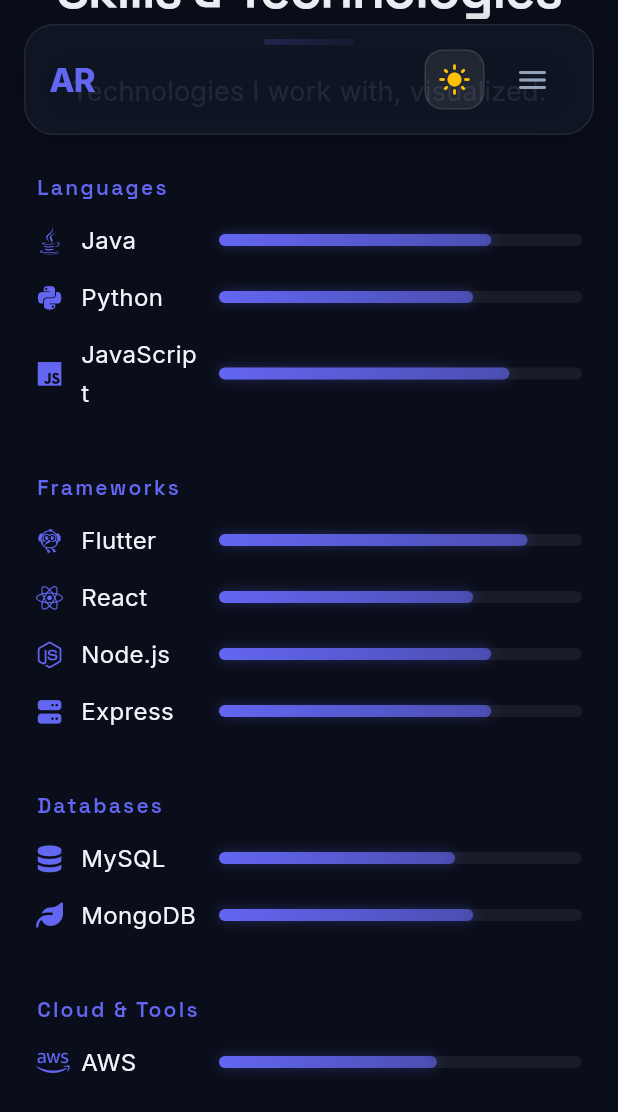
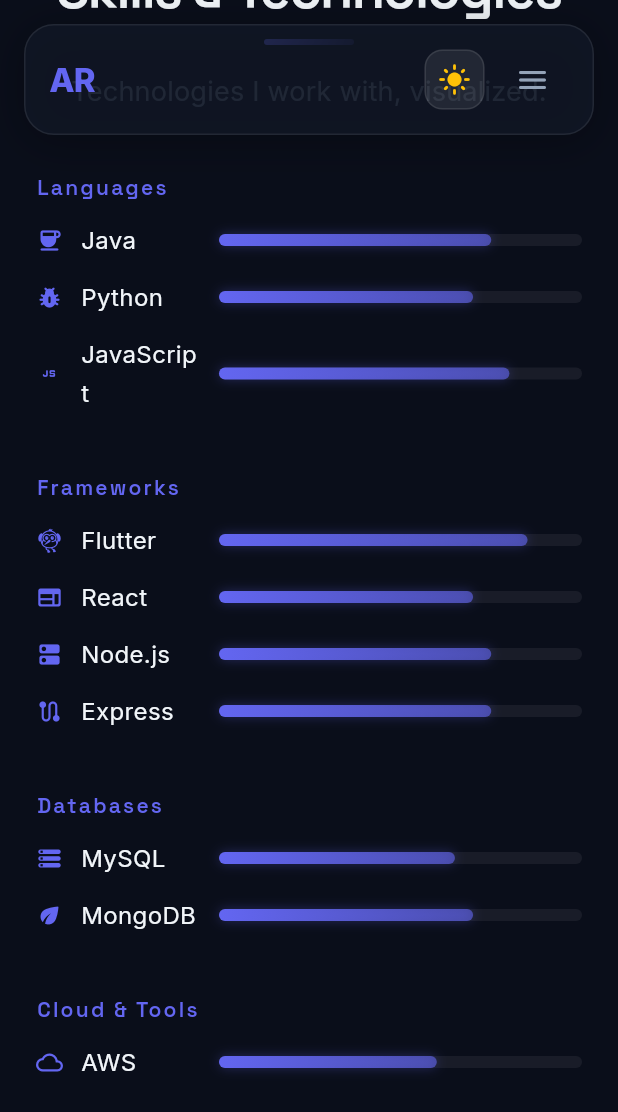
Before and after one commit to Ashwin-R05/Portfolio, a Flutter app: the screen it shows after launch, scrolled down 2304 dp, on a phone screen of 412 x 824 dp. Shown: the top 1112 px of the screen. Run offline on Flutter 3.47's test engine with Material 3 defaults, Android fonts, the phone set to English and light mode, and no system bars; drawn by our look-alikes of flutter_animate; our stand-ins replace go_router, google_fonts, visibility_detector.

```diff
--- a/lib/data/profile_data.dart
+++ b/lib/data/profile_data.dart
@@ -4,7 +4,6 @@
 /// defined here as constants. To update your portfolio content, edit
 /// only this file — no widget code changes needed.
 import 'package:flutter/material.dart';
-import 'package:font_awesome_flutter/font_awesome_flutter.dart';
 import '../models/project.dart';
 import '../models/skill.dart';
 import '../models/social_link.dart';
@@ -51,23 +50,25 @@
   ];
 
   // ── Skills ─────────────────────────────────────────────────────────
+  // Using Material Icons to avoid font_awesome_flutter compatibility
+  // issues with newer Flutter versions where IconData is final.
   static const List<Skill> skills = [
     // Languages (inner ring)
     Skill(
       name: 'Java',
-      icon: FontAwesomeIcons.java,
+      icon: Icons.coffee_rounded,
       category: SkillCategory.language,
       proficiency: 0.75,
     ),
     Skill(
       name: 'Python',
-      icon: FontAwesomeIcons.python,
+      icon: Icons.pest_control_rounded,
       category: SkillCategory.language,
       proficiency: 0.7,
     ),
     Skill(
       name: 'JavaScript',
-      icon: FontAwesomeIcons.js,
+      icon: Icons.javascript_rounded,
       category: SkillCategory.language,
       proficiency: 0.8,
     ),
@@ -81,19 +82,19 @@
     ),
     Skill(
       name: 'React',
-      icon: FontAwesomeIcons.react,
+      icon: Icons.web_rounded,
       category: SkillCategory.framework,
       proficiency: 0.7,
     ),
     Skill(
       name: 'Node.js',
-      icon: FontAwesomeIcons.nodeJs,
+      icon: Icons.dns_rounded,
       category: SkillCategory.framework,
       proficiency: 0.75,
     ),
     Skill(
       name: 'Express',
-      icon: FontAwesomeIcons.server,
+      icon: Icons.route_rounded,
       category: SkillCategory.framework,
       proficiency: 0.75,
     ),
@@ -101,13 +102,13 @@
     // Databases (outer-middle ring)
     Skill(
       name: 'MySQL',
-      icon: FontAwesomeIcons.database,
+      icon: Icons.storage_rounded,
       category: SkillCategory.database,
       proficiency: 0.65,
     ),
     Skill(
       name: 'MongoDB',
-      icon: FontAwesomeIcons.leaf,
+      icon: Icons.eco_rounded,
       category: SkillCategory.database,
       proficiency: 0.7,
     ),
@@ -115,7 +116,7 @@
     // Cloud & Tools (outer ring)
     Skill(
       name: 'AWS',
-      icon: FontAwesomeIcons.aws,
+      icon: Icons.cloud_queue_rounded,
       category: SkillCategory.cloud,
       proficiency: 0.6,
     ),
@@ -166,26 +167,26 @@
     SocialLink(
       platform: 'GitHub',
       url: 'https://github.com/Ashwin-R05',
-      icon: FontAwesomeIcons.github,
+      icon: Icons.code_rounded,
       brandColor: AppColors.darkTextPrimary,
     ),
     SocialLink(
       platform: 'LinkedIn',
       url: 'https://linkedin.com/in/ashwin-r05',
-      icon: FontAwesomeIcons.linkedin,
+      icon: Icons.work_outline_rounded,
       brandColor: AppColors.linkedinColor,
     ),
     SocialLink(
       platform: 'Instagram',
       url: 'https://instagram.com/ashwin.r05',
-      icon: FontAwesomeIcons.instagram,
+      icon: Icons.camera_alt_outlined,
       brandColor: AppColors.instagramGradientStart,
       brandColorEnd: AppColors.instagramGradientEnd,
     ),
     SocialLink(
       platform: 'Email',
       url: 'mailto:ashwinr0205@gmail.com',
-      icon: FontAwesomeIcons.envelope,
+      icon: Icons.email_outlined,
       brandColor: AppColors.emailColor,
     ),
   ];
--- a/lib/widgets/project_card.dart
+++ b/lib/widgets/project_card.dart
@@ -5,7 +5,6 @@
 /// Features a subtle border glow in the primary color and smooth
 /// expand/collapse animation.
 import 'package:flutter/material.dart';
-import 'package:font_awesome_flutter/font_awesome_flutter.dart';
 import 'package:url_launcher/url_launcher.dart';
 import '../models/project.dart';
 import '../theme/app_colors.dart';
@@ -229,7 +228,7 @@
                           children: [
                             if (widget.project.githubUrl != null)
                               _ActionChip(
-                                icon: FontAwesomeIcons.github,
+                                icon: Icons.code_rounded,
                                 label: 'View Source',
                                 onTap: () =>
                                     _launchUrl(widget.project.githubUrl!),
--- a/pubspec.yaml
+++ b/pubspec.yaml
@@ -22,7 +22,6 @@
   # Utilities
   url_launcher: ^6.3.1
   visibility_detector: ^0.4.0+2
-  font_awesome_flutter: ^10.8.0
 
 dev_dependencies:
   flutter_test:
```
Also changed, not shown: pubspec.lock.
